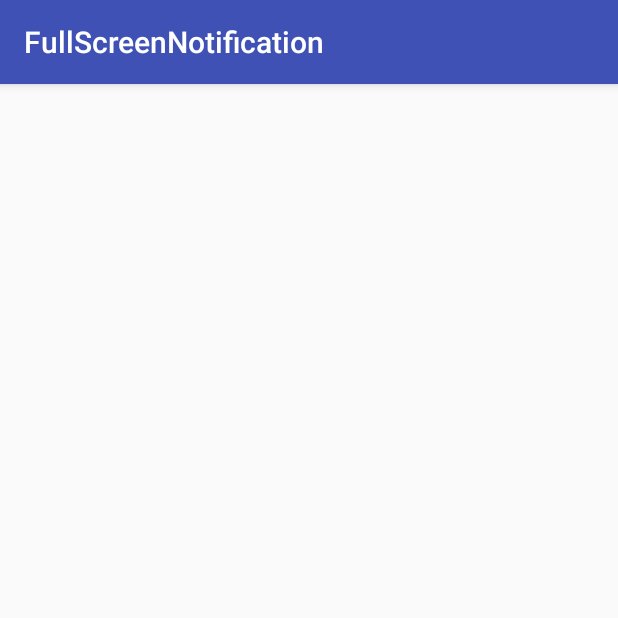
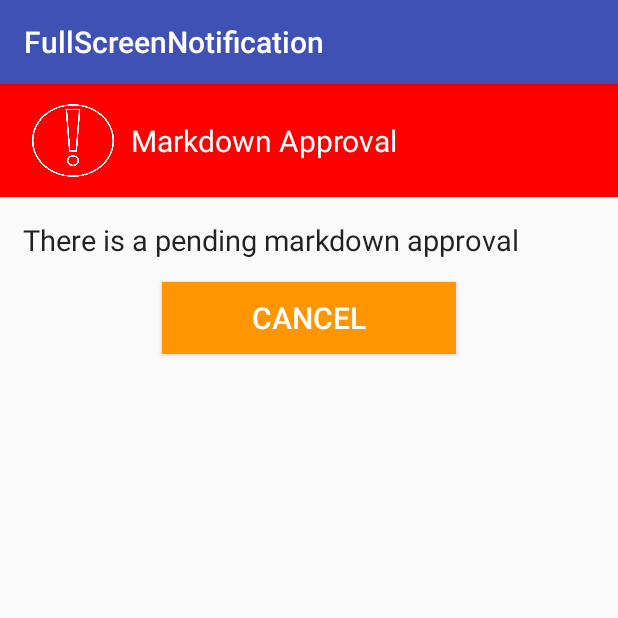
Before and after one commit to rettwalker/AndroidFullScreenNotification, an Android app: the AlertMessage screen opened directly, with no data from a screen before it, on a phone screen of 412 x 824 dp, the top half of it. Run offline under Robolectric (Android 15) with nearby library versions, the light colour scheme and no system bars; 1 statement that could not run was skipped.

Commit message:
More Layouts

```diff
--- a/app/src/main/java/com/example/jmw0705/fullscreennotification/AlertMessage.java
+++ b/app/src/main/java/com/example/jmw0705/fullscreennotification/AlertMessage.java
@@ -2,6 +2,7 @@ package com.example.jmw0705.fullscreennotification;
 
 
 import android.app.Dialog;
+import android.content.Intent;
 import android.media.AudioManager;
 import android.media.MediaPlayer;
 import android.media.RingtoneManager;
@@ -24,22 +25,20 @@ public class AlertMessage extends AppCompatActivity {
 
     @Override
     protected void onCreate(Bundle savedInstanceState) {
+        Intent intent = getIntent();
         super.onCreate(savedInstanceState);
         prepareActivityForAlert();
+
+        if(!intent.getExtras().getBoolean("FULLSCREEN")){
             final Dialog dialog = new Dialog(this);
             dialog.requestWindowFeature(Window.FEATURE_NO_TITLE);
             dialog.setCancelable(false);
             dialog.setCanceledOnTouchOutside(false);
             dialog.setContentView(R.layout.blank_full_screen);
-
             Button dialogButton = (Button) dialog.findViewById(R.id.button);
             dialogButton.setOnClickListener(new View.OnClickListener() {
                 @Override
                 public void onClick(View v) {
-                mMediaPlayer.stop();
-                mMediaPlayer.release();
-                audioManager.setStreamVolume(AudioManager.STREAM_MUSIC,currentVolume,AudioManager.AUDIOFOCUS_LOSS);
-                Log.d("Volume Exit", audioManager.getStreamVolume(AudioManager.STREAM_MUSIC)+"");
                     dialog.dismiss();
                 }
             });
@@ -49,6 +48,15 @@ public class AlertMessage extends AppCompatActivity {
             vibrator.vibrate(999999999);
 
             dialog.show();
+        } else{
+            if(audioManager.getMode()!=AudioManager.MODE_IN_CALL){
+                //mMediaPlayer.start();
+            }
+            vibrator.vibrate(999999999);
+
+            setContentView(R.layout.full_screen_alert);
+        }
+
     }
 
     // This snippet hides the system bars.
@@ -90,6 +98,10 @@ public class AlertMessage extends AppCompatActivity {
     @Override
     public void onBackPressed() {
         //super.onBackPressed();
+        mMediaPlayer.stop();
+        mMediaPlayer.release();
+        audioManager.setStreamVolume(AudioManager.STREAM_MUSIC,currentVolume,AudioManager.AUDIOFOCUS_LOSS);
+        Log.d("Volume Exit", audioManager.getStreamVolume(AudioManager.STREAM_MUSIC)+"");
     }
 
 }
--- a/app/src/main/java/com/example/jmw0705/fullscreennotification/MainActivity.java
+++ b/app/src/main/java/com/example/jmw0705/fullscreennotification/MainActivity.java
@@ -16,6 +16,8 @@ import android.widget.Button;
 
 public class MainActivity extends AppCompatActivity {
     final String TAG = "BOOOO";
+    boolean fullScreen = false;
+    int notificationNumber = 0;
 
 
 
@@ -38,6 +40,31 @@ public class MainActivity extends AppCompatActivity {
             public void onClick(View view) {
                 //Intent i = new Intent("com.example.jmw0705.fullscreennotification.USER_ACTION");
                 //sendBroadcast(i);
+                notificationNumber = 0;
+                sendNotification();
+            }
+        });
+        not2.setOnClickListener(new View.OnClickListener() {
+            @Override
+            public void onClick(View v) {
+                notificationNumber = 1;
+                fullScreen = true;
+                sendNotification();
+            }
+        });
+        not3.setOnClickListener(new View.OnClickListener() {
+            @Override
+            public void onClick(View v) {
+                notificationNumber = 2;
+                fullScreen = false;
+                sendNotification();
+            }
+        });
+        not4.setOnClickListener(new View.OnClickListener() {
+            @Override
+            public void onClick(View v) {
+                notificationNumber = 4;
+                fullScreen = true;
                 sendNotification();
             }
         });
@@ -56,6 +83,8 @@ public class MainActivity extends AppCompatActivity {
             @Override
             public void onFinish() {
                 Intent newIntent = new Intent(getBaseContext(),AlertMessage.class);
+                newIntent.putExtra("FULLSCREEN",fullScreen);
+                newIntent.putExtra("NOTIFNUM",notificationNumber);
                 startActivity(newIntent);
             }
         }.start();
--- /dev/null
+++ b/app/src/main/res/layout/full_screen_alert.xml
@@ -0,0 +1,66 @@
+<RelativeLayout xmlns:android="http://schemas.android.com/apk/res/android"
+    android:orientation="vertical"
+    android:layout_width="match_parent"
+    android:layout_height="wrap_content"
+
+    android:background="#00000000">
+
+    <android.support.v7.widget.Toolbar
+        android:layout_width="fill_parent"
+        android:layout_height="75dp"
+        android:id="@+id/view"
+        android:layout_centerHorizontal="true"
+        android:background="#ff0000"
+        android:textAlignment="center">
+        <ImageView
+            android:layout_width="65dp"
+            android:layout_height="50dp"
+            android:id="@+id/imageView2"
+            android:layout_alignParentTop="true"
+            android:layout_alignStart="@+id/text_dialog"
+
+            android:background="@drawable/alert_message_white"/>
+        <TextView
+            android:layout_width="wrap_content"
+            android:layout_height="wrap_content"
+            android:text="Markdown Approval"
+            android:id="@+id/text_dialog"
+            android:textSize="20sp"
+            android:textColor="#ffffff"
+            android:gravity="center_horizontal"
+            android:textAlignment="center"
+            android:layout_centerVertical="true"
+            android:layout_centerHorizontal="true"
+            android:paddingLeft="5dp" />
+
+
+    </android.support.v7.widget.Toolbar>
+
+    <TextView
+        android:layout_width="match_parent"
+        android:layout_height="wrap_content"
+        android:textAppearance="?android:attr/textAppearanceLarge"
+        android:text="There is a pending markdown approval"
+        android:id="@+id/textView5"
+        android:layout_gravity="center_horizontal"
+        android:layout_below="@+id/view"
+        android:layout_alignParentStart="true"
+        android:layout_margin="15dp"
+        android:layout_alignParentEnd="false"
+        android:textSize="19sp" />
+
+    <Button
+        android:layout_width="196dp"
+        android:layout_height="wrap_content"
+        android:text="Cancel"
+        android:id="@+id/button"
+        android:background="#ff9500"
+        android:textAlignment="center"
+        android:layout_below="@+id/textView5"
+        android:layout_centerHorizontal="true"
+        android:layout_marginBottom="30dp"
+        android:textColor="#ffffff"
+        android:textSize="20sp" />
+
+
+</RelativeLayout>
```
Lines whose indentation alone changed are shown as unchanged.
